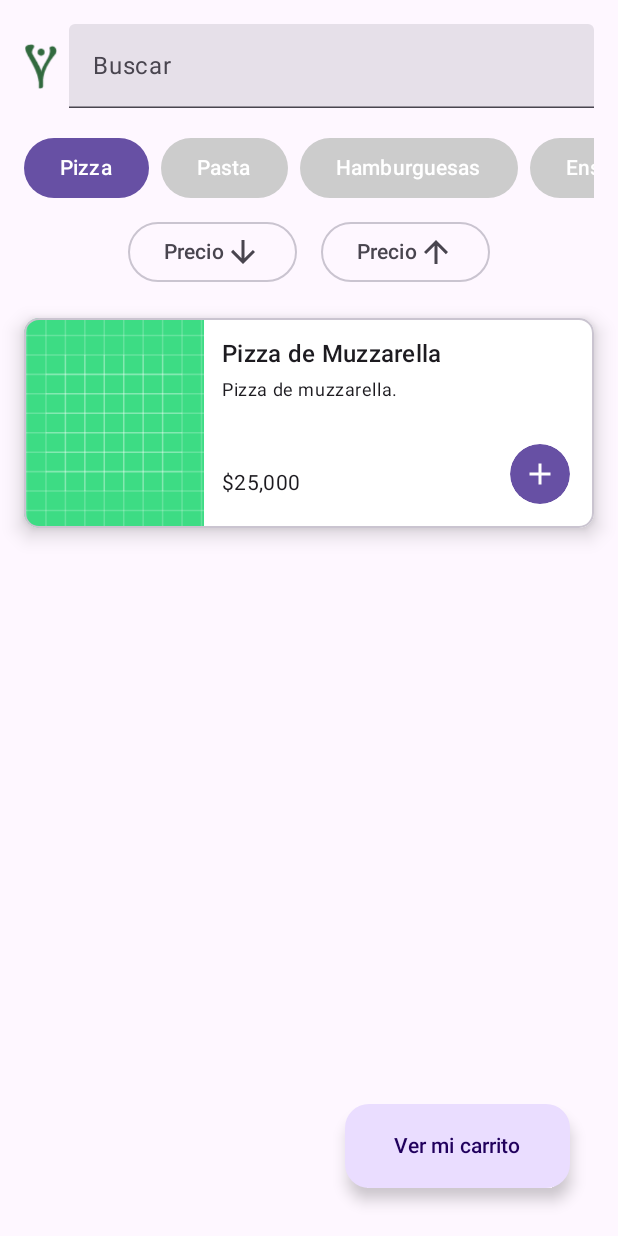
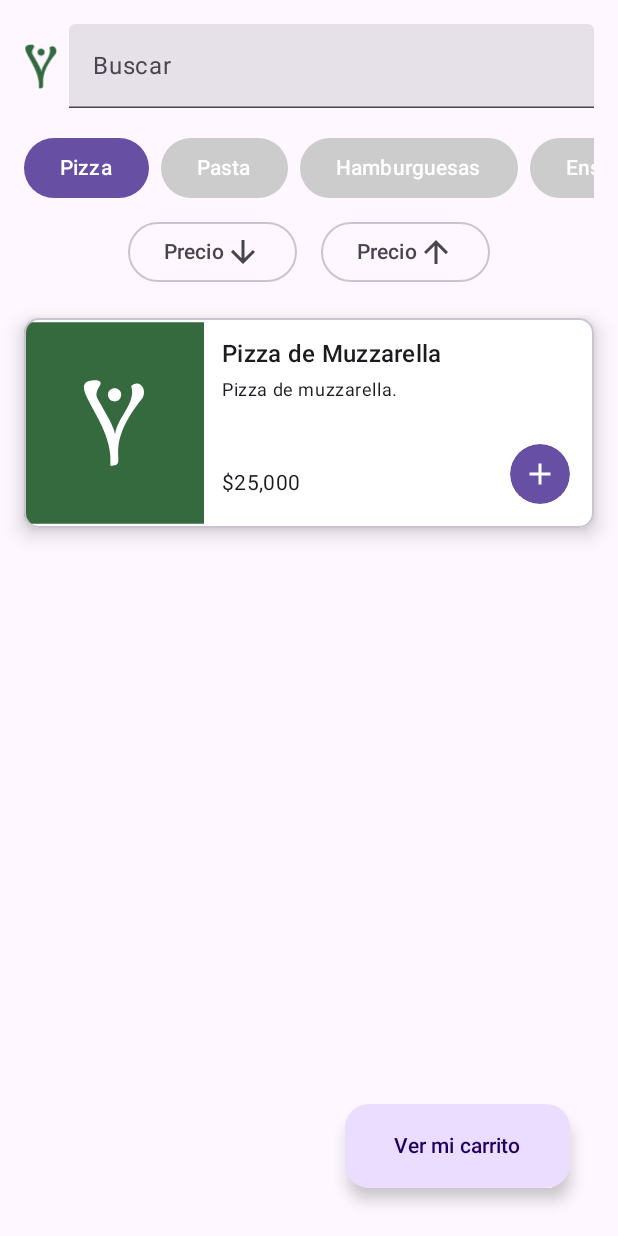
Before and after one commit to maiasauria/MyDeliveryApp, an Android app built with Jetpack Compose: the screen it shows after launch (MainActivity), after a tap on "Add", on a phone screen of 412 x 824 dp. Run offline under Robolectric (Android 15) with nearby library versions, the phone set to English and light mode, and no system bars; our stand-ins replace Dagger/Hilt's generated code; pictures from the network do not load; 2 other taps on this screen came first.

Commit message:
Refactor login and signup functionality, update logo resource references, and enhance product list interactions

```diff
--- a/app/src/main/java/com/mleon/mydeliveryapp/view/ui/Navigation.kt
+++ b/app/src/main/java/com/mleon/mydeliveryapp/view/ui/Navigation.kt
@@ -34,7 +34,8 @@ fun AppNavigation( ) {
             val state = productsViewModel.productState.collectAsState() // Obtenemos el estado del ViewModel
             ProductListView(
                 state = state.value,
-                innerPadding = PaddingValues(0.dp)) // Pasamos el navController a ProductsScreen
+                innerPadding = PaddingValues(0.dp),
+                navController = navController) // Pasamos el navController a ProductsScreen
         }
         composable(route = "cart") {
 //            val productsViewModel : ProductListViewModel = hiltViewModel() // Obtenemos el ViewModel
--- a/app/src/main/java/com/mleon/mydeliveryapp/view/ui/views/LoginScreen.kt
+++ b/app/src/main/java/com/mleon/mydeliveryapp/view/ui/views/LoginScreen.kt
@@ -43,7 +43,7 @@ fun LoginScreen(
         ) {
 
             Image(
-                painter = painterResource(id = R.drawable.main_logo), // Replace with your logo resource
+                painter = painterResource(id = com.mleon.utils.R.drawable.main_logo), // Replace with your logo resource
                 contentDescription = "Logo",
                 modifier = Modifier
                     .fillMaxWidth()
@@ -52,7 +52,7 @@ fun LoginScreen(
 
             OutlinedTextField(
                 value = uiState.email,
-                onValueChange = { loginViewModel.onEmailChanged(it) },
+                onValueChange = { loginViewModel.onEmailChange(it) },
                 label = { Text("Email") },
                 modifier = Modifier.fillMaxWidth(),
                 isError = !uiState.isEmailValid && uiState.email.isNotEmpty()
@@ -66,7 +66,7 @@ fun LoginScreen(
             }
             OutlinedTextField(
                 value = uiState.password,
-                onValueChange = { loginViewModel.onPasswordChanged(it) },
+                onValueChange = { loginViewModel.onPasswordChange(it) },
                 label = { Text(text = "Password") },
                 visualTransformation = if (passwordVisible) VisualTransformation.None else PasswordVisualTransformation(),
                 modifier = Modifier.fillMaxWidth(),
@@ -89,7 +89,7 @@ fun LoginScreen(
             Spacer(modifier = Modifier.height(16.dp))
             Button(
                 onClick = {
-                    loginViewModel.onLoginClicked()
+                    loginViewModel.onLoginClick()
                     navController.navigate("products") {
                         popUpTo("login") { inclusive = true }
                     }
--- a/app/src/main/java/com/mleon/mydeliveryapp/view/ui/views/ProductListView.kt
+++ b/app/src/main/java/com/mleon/mydeliveryapp/view/ui/views/ProductListView.kt
@@ -2,7 +2,6 @@ package com.mleon.mydeliveryapp.view.ui.views
 
 import android.widget.Toast
 import androidx.compose.foundation.Image
-import androidx.compose.foundation.background
 import androidx.compose.foundation.layout.*
 import androidx.compose.foundation.lazy.LazyColumn
 import androidx.compose.foundation.lazy.LazyRow
@@ -23,6 +22,7 @@ import com.mleon.mydeliveryapp.data.repository.ProductRepositoryImpl
 import androidx.compose.material.icons.filled.Close
 import androidx.compose.ui.Alignment
 import androidx.compose.ui.res.painterResource
+import androidx.navigation.NavHostController
 import com.mleon.mydeliveryapp.R
 import com.mleon.mydeliveryapp.view.viewmodel.ProductListState
 import com.mleon.mydeliveryapp.view.viewmodel.ProductListViewModel
@@ -34,6 +34,7 @@ fun ProductListView(
     state: ProductListState,
     innerPadding: PaddingValues,
     modifier: Modifier = Modifier,
+    navController: NavHostController,
     productListViewModel: ProductListViewModel = hiltViewModel()
 ) {
     val searchQuery by remember { mutableStateOf(state.searchQuery) }
@@ -57,7 +58,7 @@ fun ProductListView(
                 verticalAlignment = Alignment.CenterVertically,
             ) {
                 Image(
-                    painter = painterResource(id = R.drawable.icon1),
+                    painter = painterResource(id = com.mleon.utils.R.drawable.icon1),
                     contentDescription = "Logo",
                     modifier = Modifier
                         .size(30.dp)
@@ -65,7 +66,7 @@ fun ProductListView(
                 )
                 TextField(
                     value = uiState.searchQuery,
-                    onValueChange = { productListViewModel.onSearchTextChanged(it) },
+                    onValueChange = { productListViewModel.onSearchTextChange(it) },
                     label = { Text("Buscar") },
                     placeholder = { Text("Buscar productos...") },
                     modifier = Modifier
@@ -73,7 +74,7 @@ fun ProductListView(
                         .defaultMinSize(minHeight = 48.dp),
                     trailingIcon = {
                         if (uiState.searchQuery.isNotEmpty()) {
-                            IconButton(onClick = { productListViewModel.onSearchTextChanged("") }) {
+                            IconButton(onClick = { productListViewModel.onSearchTextChange("") }) {
                                 Icon(
                                     imageVector = Icons.Filled.Close,
                                     contentDescription = "Limpiar la búsqueda",
@@ -95,7 +96,7 @@ fun ProductListView(
                     Button(
                         onClick = {
                             selectedCategory = if (selectedCategory == category) null else category
-                            productListViewModel.onCategorySelected(selectedCategory)
+                            productListViewModel.onCategorySelection(selectedCategory)
                         },
                         colors = ButtonDefaults.buttonColors(
                             containerColor = if (isSelected) MaterialTheme.colorScheme.primary else Color.LightGray
@@ -114,7 +115,7 @@ fun ProductListView(
             ) {
 
                 OutlinedButton(
-                    onClick = { productListViewModel.orderByPriceDescending() },
+                    onClick = { productListViewModel.onOrderByPriceDescending() },
                 ) {
                     Text(
                         text = "Precio"
@@ -125,7 +126,7 @@ fun ProductListView(
                     )
                 }
                 OutlinedButton(
-                    onClick = { productListViewModel.orderByPriceAscending() },
+                    onClick = { productListViewModel.onOrderByPriceAscending() },
                 ) {
                     Text(
                         text = "Precio"
@@ -163,15 +164,15 @@ fun ProductListView(
                 items(state.products) { product ->
                     ProductCard(
                         product = product,
-                        showQuantitySelector = false,
-                        //           onActionClick = Unit,
-                        actionButtonText = "Agregar al carrito"
+                        onAddToCart = {
+                            productListViewModel.onAddToCartButtonClick(product)
+                        },
                     )
                 }
             }
         }
         FloatingActionButton(
-            onClick = { },
+            onClick = { navController.navigate("cart") },
             modifier = Modifier
                 .align(Alignment.BottomEnd)
                 .padding(16.dp)
@@ -185,6 +186,15 @@ fun ProductListView(
                 "Error: ${error.message}",
                 Toast.LENGTH_LONG
             ).show()
+        }
+        val context = LocalContext.current
+        val cartMessage = uiState.cartMessage
+        LaunchedEffect(cartMessage) {
+            if (cartMessage.isNotEmpty()) {
+                Toast.makeText(context, cartMessage, Toast.LENGTH_SHORT).show()
+                // Optionally clear the message after showing
+                productListViewModel.clearCartMessage()
+            }
         }
 
     }
@@ -203,9 +213,7 @@ fun ProductListViewPreview() {
     ProductListView(
         state = sampleState,
         innerPadding = PaddingValues(0.dp),
-//        onAddToCart = { product, quantity ->
-//            // Handle add to cart action
-//        },
+        navController = NavHostController(LocalContext.current),
         modifier = Modifier.fillMaxWidth()
     )
 }
--- a/app/src/main/java/com/mleon/mydeliveryapp/view/ui/views/SignupScreen.kt
+++ b/app/src/main/java/com/mleon/mydeliveryapp/view/ui/views/SignupScreen.kt
@@ -47,7 +47,7 @@ fun SignupScreen(
         ) {
 
             Image(
-                painter = painterResource(id = R.drawable.main_logo), // Replace with your logo resource
+                painter = painterResource(id = com.mleon.utils.R.drawable.main_logo), // Replace with your logo resource
                 contentDescription = "Logo",
                 modifier = Modifier
                     .fillMaxWidth()
@@ -56,7 +56,7 @@ fun SignupScreen(
 
             ValidateTextField(
                 value = uiState.name,
-                onValueChange = { signupViewModel.onNameChanged(it) },
+                onValueChange = { signupViewModel.onNameChange(it) },
                 label = "Nombre Completo",
                 isError = uiState.errorMessageName != null,
                 errorMessage = uiState.errorMessageName,
@@ -64,7 +64,7 @@ fun SignupScreen(
             )
             ValidateTextField(
                 value = uiState.email,
-                onValueChange = { signupViewModel.onEmailChanged(it) },
+                onValueChange = { signupViewModel.onEmailChange(it) },
                 label = "Email",
                 isError = uiState.errorMessageEmail != null,
                 errorMessage = uiState.errorMessageEmail,
@@ -72,7 +72,7 @@ fun SignupScreen(
             )
             ValidatePasswordField(
                 value = uiState.password,
-                onValueChange = { signupViewModel.onPasswordChanged(it) },
+                onValueChange = { signupViewModel.onPasswordChange(it) },
                 label = "Contraseña",
                 isError = uiState.errorMessagePassword != null,
                 errorMessage = uiState.errorMessagePassword,
@@ -82,7 +82,7 @@ fun SignupScreen(
             )
             ValidatePasswordField(
                 value = uiState.passwordConfirm,
-                onValueChange = { signupViewModel.onConfirmPasswordChanged(it) },
+                onValueChange = { signupViewModel.onConfirmPasswordChange(it) },
                 label = "Confirma tu contraseña",
                 isError = uiState.errorMessageConfirmPassword != null,
                 errorMessage = uiState.errorMessageConfirmPassword,
--- a/app/src/main/java/com/mleon/mydeliveryapp/view/viewmodel/LoginState.kt
+++ b/app/src/main/java/com/mleon/mydeliveryapp/view/viewmodel/LoginState.kt
@@ -7,5 +7,6 @@ data class LoginUiState(
     val isPasswordValid: Boolean = false,
     val isFormValid: Boolean = false,
     val errorMessageEmail: String? = null,
-    val errorMessagePassword: String? = null
+    val errorMessagePassword: String? = null,
+    val errorMessageLogin: String? = null
 )
--- a/app/src/main/java/com/mleon/mydeliveryapp/view/viewmodel/LoginViewModel.kt
+++ b/app/src/main/java/com/mleon/mydeliveryapp/view/viewmodel/LoginViewModel.kt
@@ -14,12 +14,10 @@ import androidx.core.content.edit
 class LoginViewModel @Inject constructor(
     private val sharedPreferences: SharedPreferences
 ) : ViewModel() {
-    private val _uiState = MutableStateFlow(
-        LoginUiState()
-    )
+    private val _uiState = MutableStateFlow(LoginUiState())
     val uiState: StateFlow<LoginUiState> = _uiState
 
-    fun onEmailChanged(email: String) {
+    fun onEmailChange(email: String) {
         _uiState.update { state ->
             val isEmailValid = Patterns.EMAIL_ADDRESS.matcher(email).matches()
             state.copy(
@@ -31,7 +29,7 @@ class LoginViewModel @Inject constructor(
         }
     }
 
-    fun onPasswordChanged(password: String) {
+    fun onPasswordChange(password: String) {
         _uiState.update { state ->
             val isPasswordValid = password.length in 8..12
             state.copy(
@@ -43,13 +41,17 @@ class LoginViewModel @Inject constructor(
         }
     }
 
-    fun onLoginClicked() {
+    fun onLoginClick() {
         if (_uiState.value.isFormValid) {
             sharedPreferences.edit {
                 putString("email", _uiState.value.email)
             }
         } else {
-
+            _uiState.update { state ->
+                state.copy(
+                    errorMessageLogin = "Por favor, completa todos los campos correctamente."
+                )
+            }
         }
     }
 }
--- a/app/src/main/java/com/mleon/mydeliveryapp/view/viewmodel/ProductListState.kt
+++ b/app/src/main/java/com/mleon/mydeliveryapp/view/viewmodel/ProductListState.kt
@@ -7,5 +7,6 @@ data class ProductListState (
     val products: List<Product> = emptyList(),
     val error: Exception? = null,
     val searchQuery: String = "",
-    val selectedCategory: String = ""
+    val selectedCategory: String = "",
+    val cartMessage: String = "",
 )
--- a/app/src/main/java/com/mleon/mydeliveryapp/view/viewmodel/ProductListViewModel.kt
+++ b/app/src/main/java/com/mleon/mydeliveryapp/view/viewmodel/ProductListViewModel.kt
@@ -1,6 +1,5 @@
 package com.mleon.mydeliveryapp.view.viewmodel
 
-import android.util.Log
 import androidx.lifecycle.ViewModel
 import com.mleon.core.model.Product
 import androidx.lifecycle.viewModelScope
@@ -9,6 +8,7 @@ import com.mleon.mydeliveryapp.data.repository.ProductRepository
 import dagger.hilt.android.lifecycle.HiltViewModel
 import kotlinx.coroutines.CoroutineExceptionHandler
 import kotlinx.coroutines.Dispatchers
+import kotlinx.coroutines.delay
 import kotlinx.coroutines.flow.MutableStateFlow
 import kotlinx.coroutines.flow.asStateFlow
 import kotlinx.coroutines.flow.update
@@ -24,9 +24,8 @@ class ProductListViewModel
 
     private val _productState = MutableStateFlow(
         ProductListState(
-            //en caso de q no haya internet
             products = listOf(
-                Product(1, "Name 1", "Description 1", 10.0, true, "", listOf(Categories.PIZZA)),
+                Product(1, "", "", 0.0, true, "", listOf()),
             )
         )
     )
@@ -37,17 +36,18 @@ class ProductListViewModel
     }
 
     init {
+        _productState.update { it.copy(isLoading = true) }
+
         viewModelScope.launch(Dispatchers.IO + exceptionHandler) {
             try {
+                delay(2000) // Simulate network delay
                 val nuevaLista = productRepository.getProducts()
                 allProducts = nuevaLista // Store the fetched products
-                Log.d("ProductListViewModel", "Fetched products: $nuevaLista")
                 _productState.update {
                     it.copy(
                         products = nuevaLista, isLoading = false
                     )
                 }
-
             } catch (e: Exception) {
                 _productState.update {
                     it.copy(
@@ -59,29 +59,28 @@ class ProductListViewModel
         }
     }
 
-
-    fun onSearchTextChanged(query: String) {
+    fun onSearchTextChange(query: String) {
         _productState.update { state ->
             val newState = state.copy(searchQuery = query)
             newState.copy(products = filterProducts(newState))
         }
     }
 
-    fun onCategorySelected(category: Categories?) {
+    fun onCategorySelection(category: Categories?) {
         _productState.update { state ->
             val newState = state.copy(selectedCategory = category?.name ?: "")
             newState.copy(products = filterProducts(newState))
         }
     }
 
-    fun orderByPriceAscending() {
+    fun onOrderByPriceAscending() {
         _productState.update { state ->
             val sortedProducts = state.products.sortedBy { it.price }
             state.copy(products = sortedProducts)
         }
     }
 
-    fun orderByPriceDescending() {
+    fun onOrderByPriceDescending() {
         _productState.update { state ->
             val sortedProducts = state.products.sortedByDescending { it.price }
             state.copy(products = sortedProducts)
@@ -98,4 +97,27 @@ class ProductListViewModel
             matchesCategory && matchesQuery
         }
     }
+
+    fun onAddToCartButtonClick(product: Product) {
+        // Handle the action when the "Agregar al carrito" button is clicked
+        // This could involve adding the product to a cart or showing a confirmation message
+        println("Product added to cart: ${product.name}")
+        _productState.update { state ->
+            state.copy(
+                cartMessage = "Producto ${product.name} agregado al carrito"
+            )
+        }
+    }
+
+    fun clearCartMessage() {
+        _productState.update { state ->
+            state.copy(cartMessage = "")
+        }
+    }
+
+    fun onGoToCartButtonClick() {
+        // Handle the action when the "Ver mi carrito" button is clicked
+        // This could involve navigating to a cart screen or showing a cart summary
+        println("Go to cart clicked")
+    }
 }
--- a/app/src/main/java/com/mleon/mydeliveryapp/view/viewmodel/SignupViewModel.kt
+++ b/app/src/main/java/com/mleon/mydeliveryapp/view/viewmodel/SignupViewModel.kt
@@ -17,7 +17,7 @@ class SignupViewModel @Inject constructor() : ViewModel() {
     val uiState: StateFlow<SignupUiState> = _uiState
     val users = mutableListOf<User>()
 
-    fun onEmailChanged(email: String) {
+    fun onEmailChange(email: String) {
         _uiState.update { state ->
             val isEmailValid = Patterns.EMAIL_ADDRESS.matcher(email).matches()
             state.copy(
@@ -29,7 +29,7 @@ class SignupViewModel @Inject constructor() : ViewModel() {
         }
     }
 
-    fun onPasswordChanged(password: String) {
+    fun onPasswordChange(password: String) {
         _uiState.update { state ->
             val isPasswordValid = password.length in 8..12
             state.copy(
@@ -41,19 +41,19 @@ class SignupViewModel @Inject constructor() : ViewModel() {
         }
     }
 
-    fun onConfirmPasswordChanged(confirmPassword: String) {
+    fun onConfirmPasswordChange(confirmPassword: String) {
         _uiState.update { state ->
             val doPasswordsMatch = confirmPassword == state.password
             state.copy(
                 passwordConfirm = confirmPassword,
                 doPasswordsMatch = doPasswordsMatch,
-                isFormValid = state.isEmailValid && state.isPasswordValid && doPasswordsMatch,
+                isFormValid = state.isEmailValid && state.isPasswordValid && state.isNameValid && doPasswordsMatch,
                 errorMessageConfirmPassword = if (!doPasswordsMatch) "Las contraseñas no coinciden" else null
             )
         }
     }
 
-    fun onNameChanged(name: String) {
+    fun onNameChange(name: String) {
         _uiState.update { state ->
             val isNameValid = name.trim().length in 6..50
             state.copy(
--- a/app/src/main/res/drawable/ic_launcher_background.xml
+++ /dev/null
@@ -1,74 +0,0 @@
-<?xml version="1.0" encoding="utf-8"?>
-<vector
-    android:height="108dp"
-    android:width="108dp"
-    android:viewportHeight="108"
-    android:viewportWidth="108"
-    xmlns:android="http://schemas.android.com/apk/res/android">
-    <path android:fillColor="#3DDC84"
-          android:pathData="M0,0h108v108h-108z"/>
-    <path android:fillColor="#00000000" android:pathData="M9,0L9,108"
-          android:strokeColor="#33FFFFFF" android:strokeWidth="0.8"/>
-    <path android:fillColor="#00000000" android:pathData="M19,0L19,108"
-          android:strokeColor="#33FFFFFF" android:strokeWidth="0.8"/>
-    <path android:fillColor="#00000000" android:pathData="M29,0L29,108"
-          android:strokeColor="#33FFFFFF" android:strokeWidth="0.8"/>
-    <path android:fillColor="#00000000" android:pathData="M39,0L39,108"
-          android:strokeColor="#33FFFFFF" android:strokeWidth="0.8"/>
-    <path android:fillColor="#00000000" android:pathData="M49,0L49,108"
-          android:strokeColor="#33FFFFFF" android:strokeWidth="0.8"/>
-    <path android:fillColor="#00000000" android:pathData="M59,0L59,108"
-          android:strokeColor="#33FFFFFF" android:strokeWidth="0.8"/>
-    <path android:fillColor="#00000000" android:pathData="M69,0L69,108"
-          android:strokeColor="#33FFFFFF" android:strokeWidth="0.8"/>
-    <path android:fillColor="#00000000" android:pathData="M79,0L79,108"
-          android:strokeColor="#33FFFFFF" android:strokeWidth="0.8"/>
-    <path android:fillColor="#00000000" android:pathData="M89,0L89,108"
-          android:strokeColor="#33FFFFFF" android:strokeWidth="0.8"/>
-    <path android:fillColor="#00000000" android:pathData="M99,0L99,108"
-          android:strokeColor="#33FFFFFF" android:strokeWidth="0.8"/>
-    <path android:fillColor="#00000000" android:pathData="M0,9L108,9"
-          android:strokeColor="#33FFFFFF" android:strokeWidth="0.8"/>
-    <path android:fillColor="#00000000" android:pathData="M0,19L108,19"
-          android:strokeColor="#33FFFFFF" android:strokeWidth="0.8"/>
-    <path android:fillColor="#00000000" android:pathData="M0,29L108,29"
-          android:strokeColor="#33FFFFFF" android:strokeWidth="0.8"/>
-    <path android:fillColor="#00000000" android:pathData="M0,39L108,39"
-          android:strokeColor="#33FFFFFF" android:strokeWidth="0.8"/>
-    <path android:fillColor="#00000000" android:pathData="M0,49L108,49"
-          android:strokeColor="#33FFFFFF" android:strokeWidth="0.8"/>
-    <path android:fillColor="#00000000" android:pathData="M0,59L108,59"
-          android:strokeColor="#33FFFFFF" android:strokeWidth="0.8"/>
-    <path android:fillColor="#00000000" android:pathData="M0,69L108,69"
-          android:strokeColor="#33FFFFFF" android:strokeWidth="0.8"/>
-    <path android:fillColor="#00000000" android:pathData="M0,79L108,79"
-          android:strokeColor="#33FFFFFF" android:strokeWidth="0.8"/>
-    <path android:fillColor="#00000000" android:pathData="M0,89L108,89"
-          android:strokeColor="#33FFFFFF" android:strokeWidth="0.8"/>
-    <path android:fillColor="#00000000" android:pathData="M0,99L108,99"
-          android:strokeColor="#33FFFFFF" android:strokeWidth="0.8"/>
-    <path android:fillColor="#00000000" android:pathData="M19,29L89,29"
-          android:strokeColor="#33FFFFFF" android:strokeWidth="0.8"/>
-    <path android:fillColor="#00000000" android:pathData="M19,39L89,39"
-          android:strokeColor="#33FFFFFF" android:strokeWidth="0.8"/>
-    <path android:fillColor="#00000000" android:pathData="M19,49L89,49"
-          android:strokeColor="#33FFFFFF" android:strokeWidth="0.8"/>
-    <path android:fillColor="#00000000" android:pathData="M19,59L89,59"
-          android:strokeColor="#33FFFFFF" android:strokeWidth="0.8"/>
-    <path android:fillColor="#00000000" android:pathData="M19,69L89,69"
-          android:strokeColor="#33FFFFFF" android:strokeWidth="0.8"/>
-    <path android:fillColor="#00000000" android:pathData="M19,79L89,79"
-          android:strokeColor="#33FFFFFF" android:strokeWidth="0.8"/>
-    <path android:fillColor="#00000000" android:pathData="M29,19L29,89"
-          android:strokeColor="#33FFFFFF" android:strokeWidth="0.8"/>
-    <path android:fillColor="#00000000" android:pathData="M39,19L39,89"
-          android:strokeColor="#33FFFFFF" android:strokeWidth="0.8"/>
-    <path android:fillColor="#00000000" android:pathData="M49,19L49,89"
-          android:strokeColor="#33FFFFFF" android:strokeWidth="0.8"/>
-    <path android:fillColor="#00000000" android:pathData="M59,19L59,89"
-          android:strokeColor="#33FFFFFF" android:strokeWidth="0.8"/>
-    <path android:fillColor="#00000000" android:pathData="M69,19L69,89"
-          android:strokeColor="#33FFFFFF" android:strokeWidth="0.8"/>
-    <path android:fillColor="#00000000" android:pathData="M79,19L79,89"
-          android:strokeColor="#33FFFFFF" android:strokeWidth="0.8"/>
-</vector>
--- a/utils/src/main/java/com/mleon/utils/ui/ProductCard.kt
+++ b/utils/src/main/java/com/mleon/utils/ui/ProductCard.kt
@@ -31,11 +31,8 @@ import com.mleon.utils.toCurrencyFormat
 fun ProductCard(
     modifier: Modifier = Modifier,
     product: Product,
-    showQuantitySelector: Boolean = true,
-    //  onActionClick: (Product, Int) -> Unit,
-    actionButtonText: String
+    onAddToCart: (Product) -> Unit = { }
 ) {
-    var quantity by remember { mutableIntStateOf(1) }
 
     Card(
         modifier = modifier
@@ -98,7 +95,7 @@ fun ProductCard(
                         style = MaterialTheme.typography.bodyMedium
                     )
 
-                    IconButton(onClick = { /* Handle click */ }) {
+                    IconButton(onClick = { onAddToCart(product) }) {
                         Box(
                             modifier = Modifier
                                 .size(40.dp)
@@ -130,8 +127,6 @@ fun ProductCardPreview() {
             imageUrl = "",
             includesDrink = false,
             category = listOf(Categories.VEGAN)
-        ),
-        showQuantitySelector = false,
-        actionButtonText = "Agregar al carrito"
+        )
     )
 }
--- /dev/null
+++ b/utils/src/main/res/drawable/ic_launcher_background.xml
@@ -0,0 +1,18 @@
+<vector xmlns:android="http://schemas.android.com/apk/res/android"
+    android:width="108dp"
+    android:height="108dp"
+    android:viewportWidth="75.3"
+    android:viewportHeight="72.24">
+    <group android:scaleY="0.95936257"
+        android:translateY="1.4678247">
+        <path
+            android:pathData="M0,0h75.3v72.24h-75.3z"
+            android:fillColor="#356a3f"/>
+        <path
+            android:pathData="M47.91,27.13C32.48,46 43.86,51.37 36.35,51.42c1.73,-16.08 -18.2,-30.8 -4.85,-30.6 3.56,0.81 -1,2.82 0.05,6.19 0.76,1.65 6.59,10.94 6.36,12.85h0.19c0.83,-5.8 7.71,-11.09 5.69,-17C46.63,20.28 49.68,23.72 47.91,27.13Z"
+            android:fillColor="#fff"/>
+        <path
+            android:pathData="M37.86,26m-2.38,0a2.38,2.38 0,1 1,4.76 0a2.38,2.38 0,1 1,-4.76 0"
+            android:fillColor="#fff"/>
+    </group>
+</vector>
```
Also changed, not shown: utils/src/main/res/drawable/asset_3.xml (renamed from app/src/main/res/drawable/asset_3.xml), utils/src/main/res/drawable/ic_launcher_foreground.xml (renamed from app/src/main/res/drawable/ic_launcher_foreground.xml), utils/src/main/res/drawable/icon1.png (renamed from app/src/main/res/drawable/icon1.png), utils/src/main/res/drawable/main_logo.xml (renamed from app/src/main/res/drawable/main_logo.xml).
